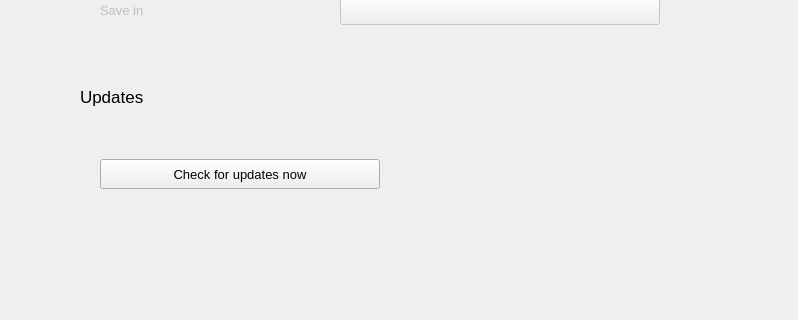
The window that settingswidget.ui (savoirfairelinux/jami-client-windows) describes before a commit, drawn with Qt 5; both pictures show x 348 to 1146 and y 269 to 589 of the 1146 by 883 pixel window.
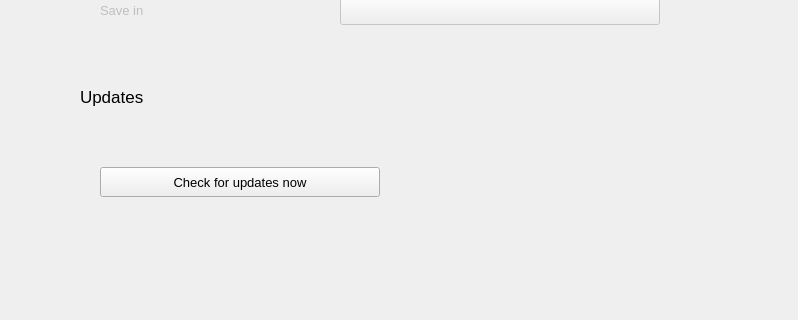
The same window after the commit. Icons and pictures are not drawn. Custom widgets are drawn as their Qt base class.

Commit message: settings: fix auto update string and custom toggleswitch margins

Patch:
```diff
--- a/settingswidget.ui
+++ b/settingswidget.ui
@@ -959,6 +959,9 @@
                        </item>
                        <item>
                         <layout class="QVBoxLayout" name="verticalLayout_16">
+                         <property name="spacing">
+                          <number>14</number>
+                         </property>
                          <property name="leftMargin">
                           <number>20</number>
                          </property>
```
Left out of the diff: 2 changed lines with no effect on the pictures. The commit also changes 1 other file.
